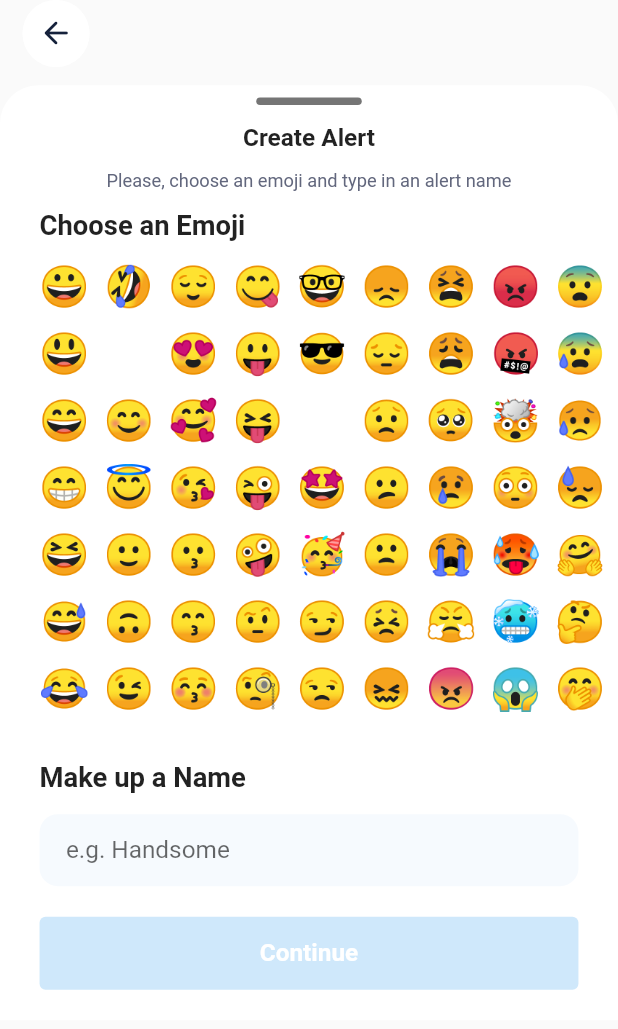
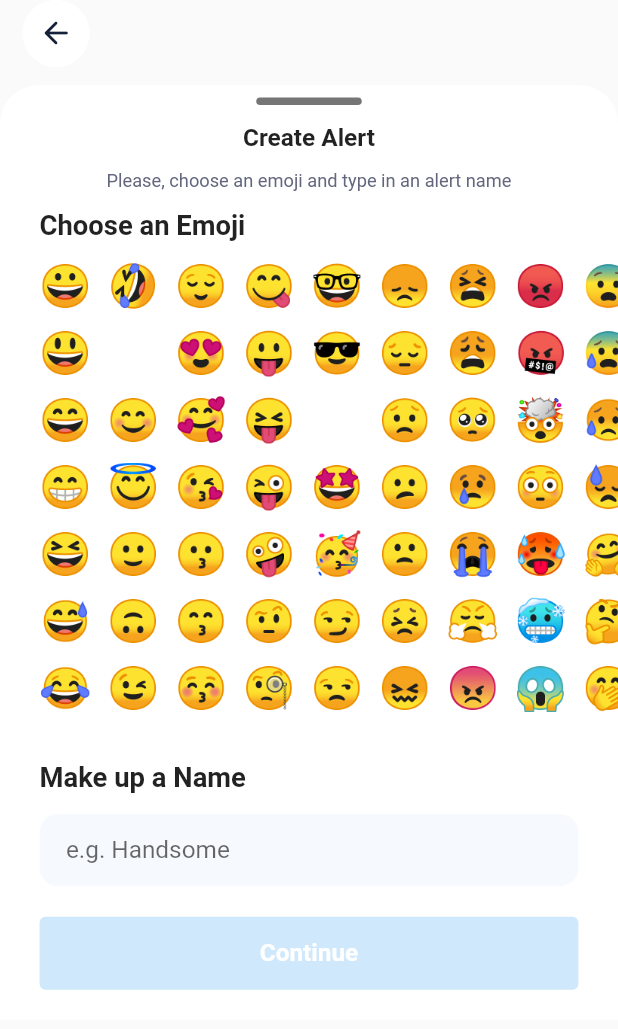
Before and after one commit to mikegitdev/testcode, a Flutter app: the CreateAlertBottom widget shown alone on an empty page, opened directly, on a phone screen of 412 x 824 dp. Shown: the top 1029 px of the screen. Run offline on Flutter 3.47's test engine with Material 2 defaults, Android fonts, the phone set to English and light mode, and no system bars; our stand-ins replace flutter_screenutil, flutter_svg, get, image_cropper, image_picker, photo_view and 2 more; accounts and stored records are empty; network calls fail; Roboto replaces fonts that are missing (Proxima-Nova).

Commit message:
Code Update

```diff
--- a/lib/inner/bottom_sheet/create_alert_bottom.dart
+++ b/lib/inner/bottom_sheet/create_alert_bottom.dart
@@ -77,11 +77,11 @@ class CreateAlertBottom extends GetView<InnerController> {
                           shrinkWrap: true,
                           scrollDirection: Axis.horizontal,
                           padding: EdgeInsets.symmetric(horizontal: 24.w),
-                          gridDelegate: const SliverGridDelegateWithMaxCrossAxisExtent(
+                          gridDelegate: SliverGridDelegateWithMaxCrossAxisExtent(
                             maxCrossAxisExtent: 40,
-                            childAspectRatio: 3 / 2.7,
-                            crossAxisSpacing: 8,
-                            mainAxisSpacing: 10,
+                            childAspectRatio: 3.h / 2.6.w,
+                            crossAxisSpacing: 8.h,
+                            mainAxisSpacing: 10.w,
                           ),
                           itemBuilder: (BuildContext ctx, index) {
                             return GestureDetector(
@@ -186,9 +186,7 @@ class CreateAlertBottom extends GetView<InnerController> {
                             ),
                           ),
                           onChanged: (text) {
-                            update(() {
-                              controller.canCreateEmoji();
-                            });
+                            update(() {controller.canCreateEmoji;});
                           },
                         ),
                       ),
@@ -196,7 +194,7 @@ class CreateAlertBottom extends GetView<InnerController> {
                       Container(
                         margin: EdgeInsets.symmetric(horizontal: 24.w),
                         decoration: BoxDecoration(
-                          gradient: controller.canCreateEmoji()
+                          gradient: controller.canCreateEmoji
                               ? AppColor.gradient_03
                               : null,
                           borderRadius: BorderRadius.circular(12.r),
@@ -206,7 +204,7 @@ class CreateAlertBottom extends GetView<InnerController> {
                               controller.createEmoji();
                             }, //AppColor.gradient_03
                             style: ElevatedButton.styleFrom(
-                                primary: controller.canCreateEmoji()
+                                primary: controller.canCreateEmoji
                                     ? Colors.transparent
                                     : AppColor.cCFE8FB,
                                 shadowColor: Colors.transparent,
--- a/lib/inner/rostr_info/inner_controller.dart
+++ b/lib/inner/rostr_info/inner_controller.dart
@@ -30,6 +30,9 @@ class InnerController extends GetxController {
   List<EmojiModel>? get createdEmojis => _createdEmojis;
   String get createEmojiImage => _createEmojiImage;
   List<EmojiModel> get localEmojis => _localEmojis;
+  bool get canCreateEmoji => _createEmojiImage.isNotEmpty && createEmojiTitle.text.trim().isNotEmpty;
+  bool get isCreatedExist => _createdEmojis != null && _createdEmojis!.isNotEmpty;
+
 
   @override
   void onInit() {
@@ -40,12 +43,6 @@ class InnerController extends GetxController {
   loadData()async{
     _createdEmojis = await SharedPreferenceService.loadEmojis();
     update();
-  }
-
-  bool canCreateEmoji() {
-    String image = _createEmojiImage;
-    String title = createEmojiTitle.text.trim();
-    return image.isNotEmpty && title.isNotEmpty;
   }
 
   void chooseEmoji(EmojiModel object) {
@@ -74,7 +71,7 @@ class InnerController extends GetxController {
   }
 
   void createEmoji(){
-    if(canCreateEmoji()){
+    if(canCreateEmoji){
       final newEmoji = EmojiModel(emoji: _createEmojiImage, title: createEmojiTitle.text.trim(), isSelected: false);
       if(_createdEmojis != null){
         _createdEmojis!.add(newEmoji);
```
Also changed, not shown: lib/inner/bottom_sheet/send_alert_bottom.dart (+4 -10 lines).
